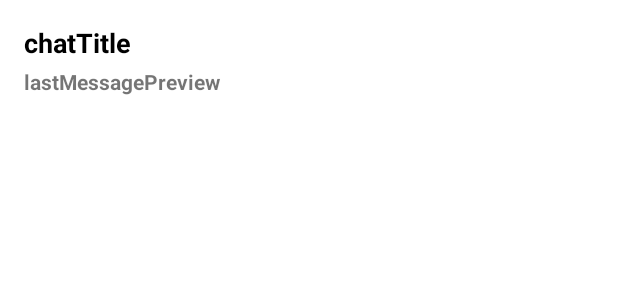
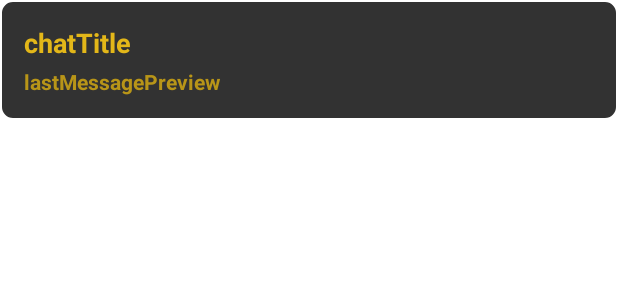
Before and after one commit to davidsmith189/AI3PO, an Android app: the layout item_chat.xml on its own in the app's theme, with its tools: preview values and no code run, on a phone screen of 412 x 824 dp. Shown: the top 300 px of the screen. Run offline under Robolectric (Android 15) with nearby library versions, the light colour scheme and no system bars.

Commit message:
created new drawable to use for item_chat.xml to create a nice separatation for each saved chat working on making them clickable and openable

```diff
--- /dev/null
+++ b/app/src/main/res/drawable/saved_chat_background.xml
@@ -0,0 +1,12 @@
+<?xml version="1.0" encoding="utf-8"?>
+<shape xmlns:android="http://schemas.android.com/apk/res/android"
+    android:shape="rectangle"
+    >
+    <solid android:color="@android:color/secondary_text_light" />
+
+    <corners android:radius="8dp" />
+
+    <stroke
+        android:width="1dp"
+        android:color="@color/white" />
+</shape>
--- a/app/src/main/res/layout/fragment_saved.xml
+++ b/app/src/main/res/layout/fragment_saved.xml
@@ -8,6 +8,6 @@
     <androidx.recyclerview.widget.RecyclerView
         android:id="@+id/chatRecyclerView"
         android:layout_width="match_parent"
-        android:layout_height="match_parent" />
+        android:layout_height="match_parent"/>
 
 </androidx.constraintlayout.widget.ConstraintLayout>
--- a/app/src/main/res/layout/item_chat.xml
+++ b/app/src/main/res/layout/item_chat.xml
@@ -5,7 +5,8 @@
     android:orientation="vertical"
     android:padding="16dp"
     android:layout_width="match_parent"
-    android:layout_height="wrap_content">
+    android:layout_height="wrap_content"
+    android:background="@drawable/saved_chat_background">
 
     <LinearLayout
         android:layout_width="match_parent"
@@ -18,7 +19,7 @@
             android:layout_height="wrap_content"
             android:textSize="18sp"
             android:textStyle="bold"
-            android:textColor="#000000"
+            android:textColor="#e3b719"
             android:text="@string/chatTitle" />
 
         <TextView
@@ -27,10 +28,17 @@
             android:layout_height="wrap_content"
             android:layout_marginTop="4dp"
             android:textSize="14sp"
+            android:textColor="#b89518"
             android:textStyle="bold"
-            android:ellipsize="none"
+            android:ellipsize="end"
             android:singleLine="false"
             android:text="@string/lastMessagePreview" />
+
+<!--        <View-->
+<!--            android:layout_width="match_parent"-->
+<!--            android:layout_height="1dp"-->
+<!--            android:layout_marginTop="8dp"-->
+<!--            android:background="@color/richGold" />-->
 
     </LinearLayout>
 
```
Also changed, not shown: 50 other files.
